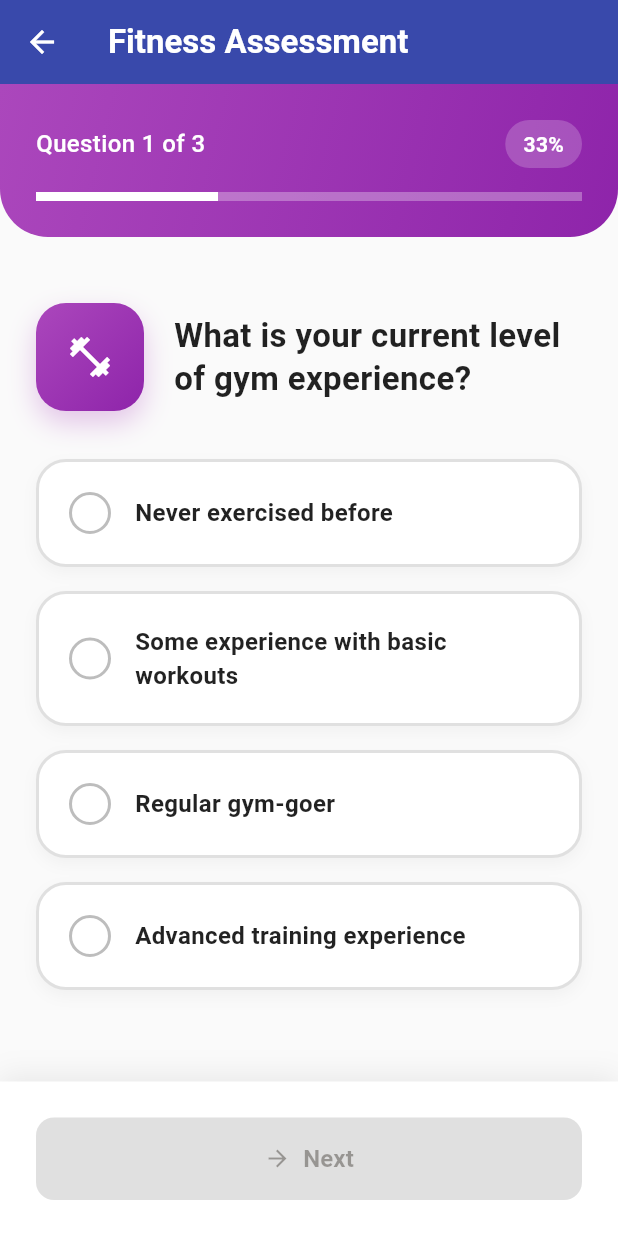
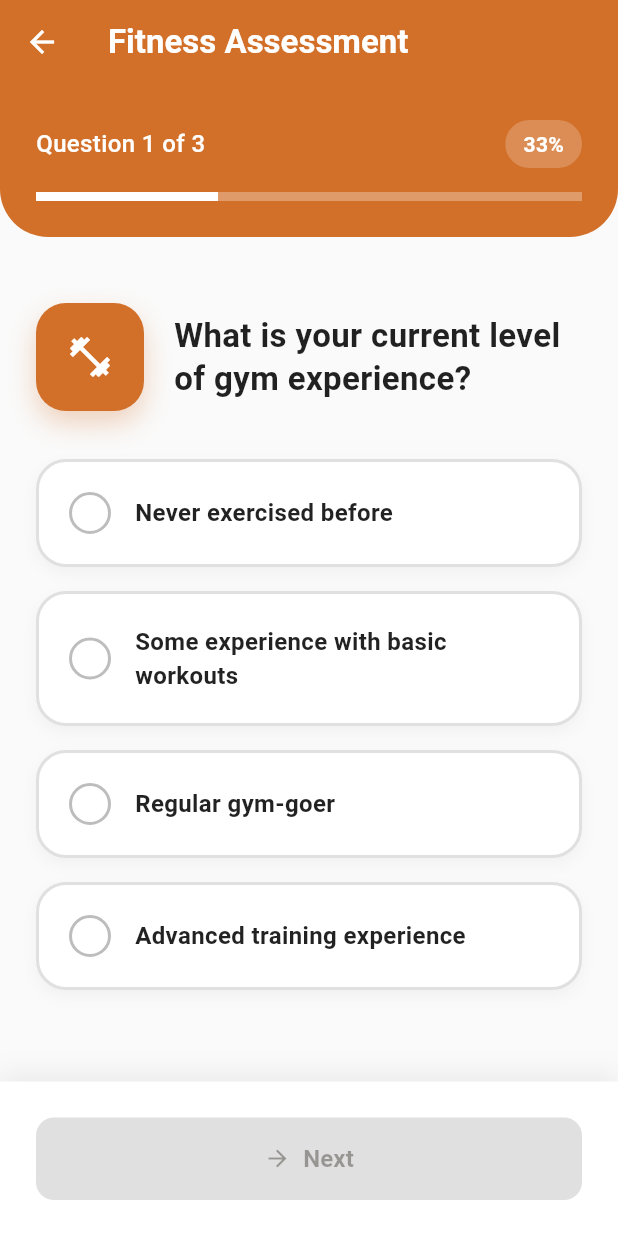
Before and after one commit to IT21300332Savinu/FITGEN, a Flutter app: the FitnessAssessmentScreen screen opened directly, on a phone screen of 412 x 824 dp. Run offline on Flutter 3.47's test engine with Material 3 defaults, Android fonts, the phone set to English and light mode, and no system bars; our stand-ins replace cloud_firestore, csv, firebase_auth, firebase_core, firebase_storage, fl_chart and 1 more; missing offline and left inert: google_mlkit_text_recognition, text_recognition_new, tflite_flutter; accounts and stored records are empty; network calls fail.

```diff
--- a/medical_guidance_system/lib/screens/fitness_assessment_screen.dart
+++ b/medical_guidance_system/lib/screens/fitness_assessment_screen.dart
@@ -36,7 +36,10 @@ class _FitnessAssessmentScreenState extends State<FitnessAssessmentScreen>
     Question(
       title: "What is your current level of gym experience?",
       icon: Icons.fitness_center,
-      gradient: [Colors.purple.shade400, Colors.purple.shade600],
+      gradient: [
+        const Color.fromARGB(255, 210, 112, 42),
+        const Color.fromARGB(255, 210, 112, 42),
+      ],
       options: [
         "Never exercised before",
         "Some experience with basic workouts",
@@ -47,14 +50,20 @@ class _FitnessAssessmentScreenState extends State<FitnessAssessmentScreen>
     Question(
       title: "How many days per week can you commit to exercise?",
       icon: Icons.calendar_today,
-      gradient: [Colors.blue.shade400, Colors.blue.shade600],
+      gradient: [
+        const Color.fromARGB(255, 210, 112, 42),
+        const Color.fromARGB(255, 210, 112, 42),
+      ],
       options: ["1-2 days", "3-4 days", "5-6 days", "7 days"],
     ),
     Question(
       title:
           "Do you experience fatigue, dizziness, or discomfort during physical activity?",
       icon: Icons.health_and_safety,
-      gradient: [Colors.red.shade400, Colors.red.shade600],
+      gradient: [
+        const Color.fromARGB(255, 210, 112, 42),
+        const Color.fromARGB(255, 210, 112, 42),
+      ],
       options: ["Frequently", "Sometimes", "Rarely", "Never"],
     ),
   ];
@@ -280,7 +289,7 @@ class _FitnessAssessmentScreenState extends State<FitnessAssessmentScreen>
           'Fitness Assessment',
           style: TextStyle(fontWeight: FontWeight.bold),
         ),
-        backgroundColor: Colors.indigo[600],
+        backgroundColor: const Color.fromARGB(255, 210, 112, 42),
         foregroundColor: Colors.white,
         elevation: 0,
       ),
@@ -533,8 +542,10 @@ class _FitnessAssessmentScreenState extends State<FitnessAssessmentScreen>
                 label: const Text('Previous'),
                 style: OutlinedButton.styleFrom(
                   padding: const EdgeInsets.symmetric(vertical: 16),
-                  side: BorderSide(color: Colors.indigo[600]!),
-                  foregroundColor: Colors.indigo[600],
+                  side: BorderSide(
+                    color: const Color.fromARGB(255, 210, 112, 42)!,
+                  ),
+                  foregroundColor: const Color.fromARGB(255, 210, 112, 42),
                   shape: RoundedRectangleBorder(
                     borderRadius: BorderRadius.circular(12),
                   ),
@@ -562,7 +573,7 @@ class _FitnessAssessmentScreenState extends State<FitnessAssessmentScreen>
                 ),
               ),
               style: ElevatedButton.styleFrom(
-                backgroundColor: Colors.indigo[600],
+                backgroundColor: const Color.fromARGB(255, 210, 112, 42),
                 foregroundColor: Colors.white,
                 padding: const EdgeInsets.symmetric(vertical: 16),
                 disabledBackgroundColor: Colors.grey[300],
@@ -593,14 +604,22 @@ class _FitnessAssessmentScreenState extends State<FitnessAssessmentScreen>
                 padding: const EdgeInsets.all(28),
                 decoration: BoxDecoration(
                   gradient: LinearGradient(
-                    colors: [Colors.indigo.shade400, Colors.indigo.shade600],
+                    colors: [
+                      const Color.fromARGB(255, 210, 112, 422),
+                      const Color.fromARGB(255, 210, 112, 42),
+                    ],
                     begin: Alignment.topLeft,
                     end: Alignment.bottomRight,
                   ),
                   borderRadius: BorderRadius.circular(24),
                   boxShadow: [
                     BoxShadow(
-                      color: Colors.indigo.withOpacity(0.3),
+                      color: const Color.fromARGB(
+                        255,
+                        210,
+                        112,
+                        42,
+                      ).withOpacity(0.3),
                       spreadRadius: 0,
                       blurRadius: 20,
                       offset: const Offset(0, 10),
@@ -819,7 +838,7 @@ class _FitnessAssessmentScreenState extends State<FitnessAssessmentScreen>
                     style: TextStyle(fontSize: 18, fontWeight: FontWeight.bold),
                   ),
                   style: ElevatedButton.styleFrom(
-                    backgroundColor: Colors.indigo[600],
+                    backgroundColor: const Color.fromARGB(255, 210, 112, 42),
                     foregroundColor: Colors.white,
                     padding: const EdgeInsets.symmetric(vertical: 20),
                     shape: RoundedRectangleBorder(
```
